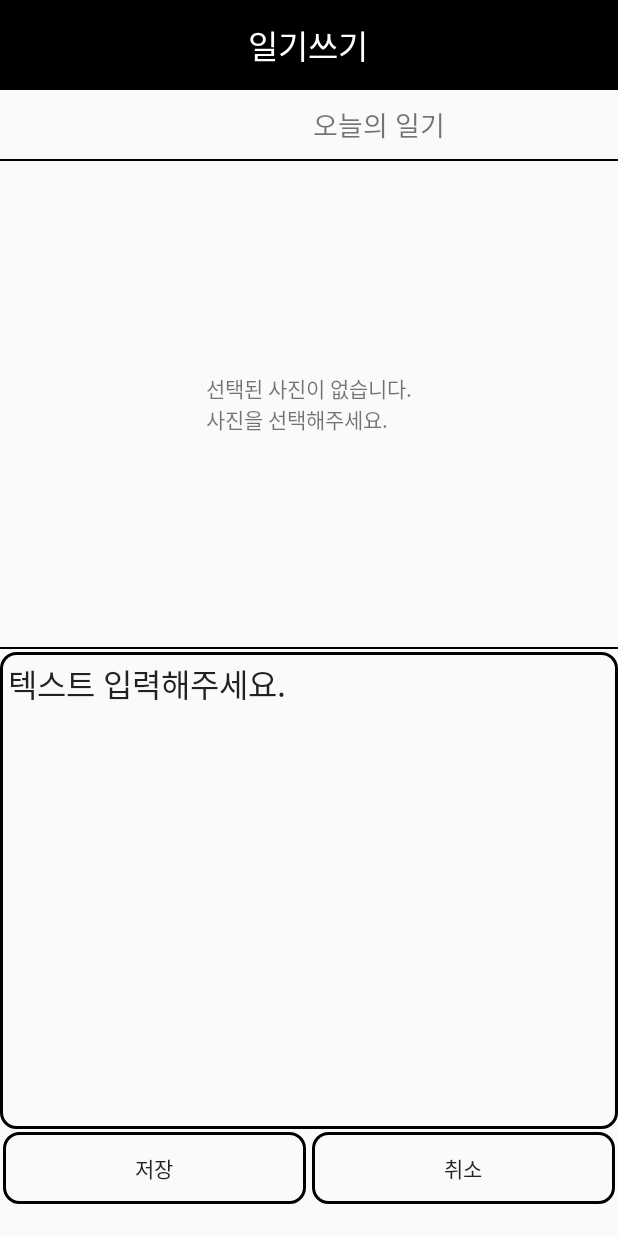
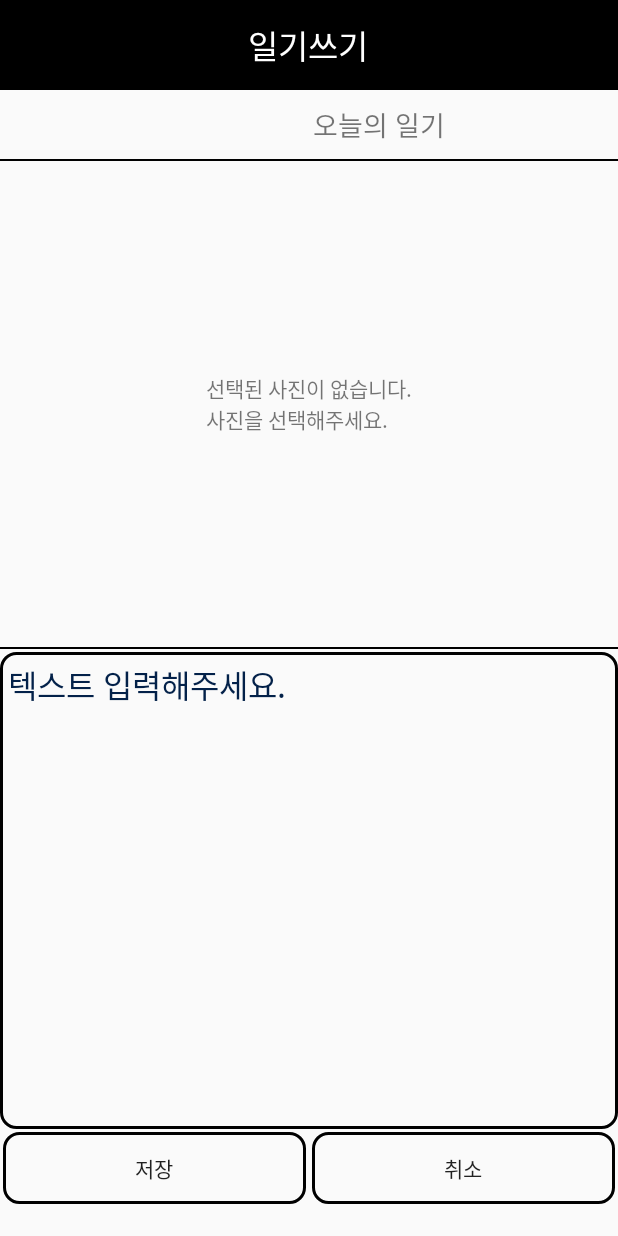
Before and after one commit to AHNJIHO/MyDiaryApplication2-master, an Android app: the DiaryWriteActivity screen opened directly, with no data from a screen before it, on a phone screen of 412 x 824 dp. Run offline under Robolectric (Android 15) with nearby library versions, the phone set to English and light mode, and no system bars; libraries missing offline, so code that uses them is left out: com.prolificinteractive.materialcalendarview; Roboto replaces fonts that are not available here; 3 statements that could not run were skipped.

Commit message:
텍스트 hint로 수정 했습니다.

```diff
--- a/app/src/main/res/layout/activity_write.xml
+++ b/app/src/main/res/layout/activity_write.xml
@@ -88,7 +88,8 @@
             android:layout_width="match_parent"
             android:layout_height="wrap_content"
             android:layout_margin="5dp"
-            android:text="텍스트 입력해주세요."
+            android:hint="텍스트 입력해주세요."
+            android:textColorHint="#032149"
             android:background="@null"
             android:textSize="21dp" />
 
```
